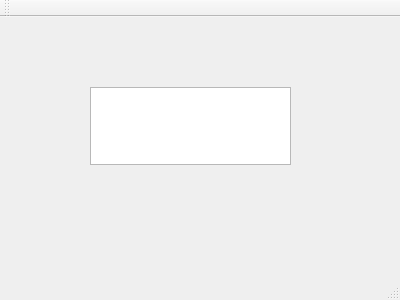
This is sample_qt_app/ui/mainwindow.ui in auvnitrkl/miscellaneous as Qt 5 draws it before an edit. The edited form follows.
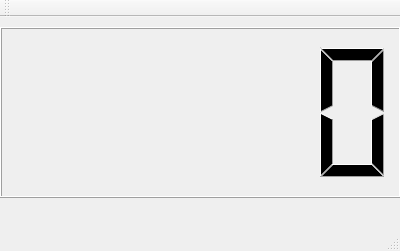
This is the edited form.

```diff
--- a/sample_qt_app/ui/mainwindow.ui
+++ b/sample_qt_app/ui/mainwindow.ui
@@ -7,20 +7,20 @@
     <x>0</x>
     <y>0</y>
     <width>400</width>
-    <height>300</height>
+    <height>251</height>
    </rect>
   </property>
   <property name="windowTitle">
    <string>MainWindow</string>
   </property>
   <widget class="QWidget" name="centralWidget">
-   <widget class="QTextEdit" name="textEdit">
+   <widget class="QLCDNumber" name="lcd">
     <property name="geometry">
      <rect>
-      <x>90</x>
-      <y>70</y>
-      <width>201</width>
-      <height>78</height>
+      <x>0</x>
+      <y>10</y>
+      <width>401</width>
+      <height>171</height>
      </rect>
     </property>
    </widget>
```
Left out of the diff: 2 changed lines with no effect on the pictures.
